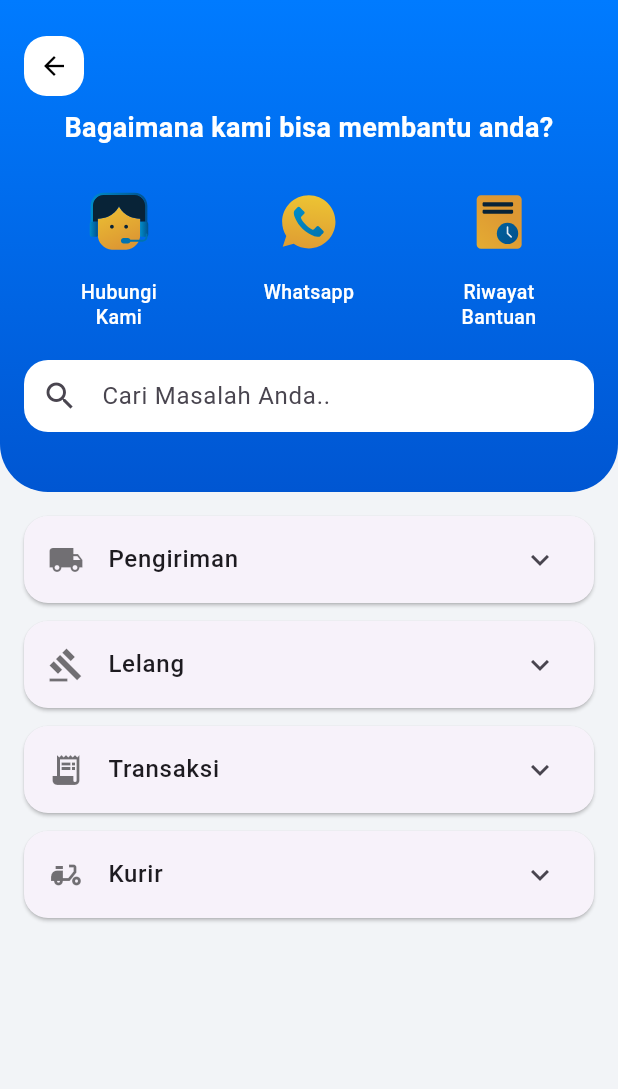
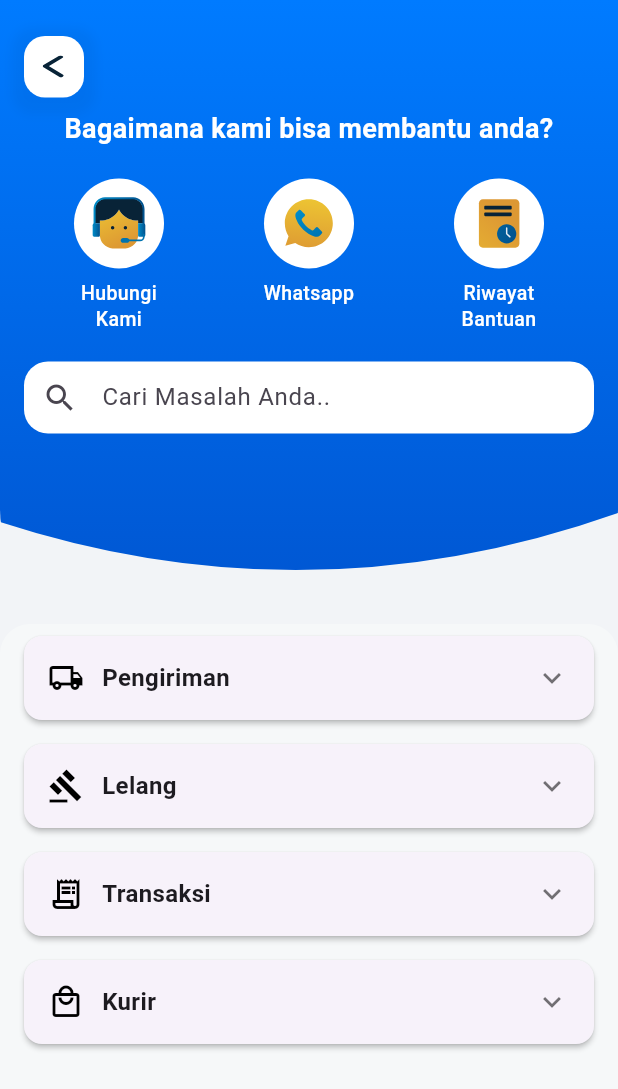
Before and after one commit to brnestrousb/ECargo, a Flutter app: the screen it shows after launch, on a phone screen of 412 x 824 dp. Shown: the top 1089 px of the screen. Run offline on Flutter 3.47's test engine with Material 3 defaults, Android fonts, the phone set to English and light mode, and no system bars; our stand-ins replace flutter_svg.

Commit message:
Penambahan Dropdown Help List

```diff
--- /dev/null
+++ b/lib/features/help/clippers/header_curve_clipper.dart
@@ -0,0 +1,21 @@
+import 'package:flutter/material.dart';
+
+class HeaderCurveClipper extends CustomClipper<Path> {
+  @override
+  Path getClip(Size size) {
+    final path = Path();
+    path.lineTo(0, size.height - 52);
+
+    path.quadraticBezierTo(
+      size.width /2, size.height + 15,
+      size.width, size.height - 58,
+    );
+
+    path.lineTo(size.width, 0);
+    path.close();
+    return path;
+  }
+
+  @override
+  bool shouldReclip(CustomClipper<Path> oldClipper) => false;
+}
--- a/lib/features/help/pages/help_home_page.dart
+++ b/lib/features/help/pages/help_home_page.dart
@@ -1,19 +1,69 @@
+import 'package:ecargo_support/features/help/clippers/header_curve_clipper.dart';
 import 'package:flutter/material.dart';
+import 'package:flutter_svg/flutter_svg.dart';
 import '../widgets/contact_option.dart';
 import '../widgets/help_category_card.dart';
 
 class HelpHomePage extends StatelessWidget {
-  const HelpHomePage({super.key});
+  const HelpHomePage({super.key, this.onTap});
+  final VoidCallback? onTap;
 
   @override
   Widget build(BuildContext context) {
+    final List<HelpCategoryCard> helpCategories = [
+      HelpCategoryCard(
+        icon: Icons.local_shipping_outlined,
+        title: 'Pengiriman',
+        question: [
+          'Bagaimana cara melacak status pengiriman saya?',
+          'Berapa lama estimasi waktu pengiriman?',
+          'Bagaimana jika barang saya belum sampai padahal status sudah terkirim?',
+          'Apakah saya bisa mengganti alamat pengiriman setelah pembayaran?',
+          'Apa yang terjadi jika kurir tidak menemukan alamat saya?',
+          'Apakah saya bisa memilih kurir sendiri?',
+          'Bagaimana cara mengklaim barang yang rusak saat diterima?',
+        ],
+      ),
+      HelpCategoryCard(
+        icon: Icons.gavel_outlined,
+        title: 'Lelang',
+        question: [
+          'Bagaimana cara mengikuti lelang?',
+          'Apakah ada deposit untuk lelang?',
+          'Bagaimana jika saya memenangkan lelang?',
+        ],
+      ),
+      HelpCategoryCard(
+        icon: Icons.receipt_long_outlined,
+        title: 'Transaksi',
+        question: [
+          'Bagaimana cara melihat riwayat transaksi?',
+          'Apa yang harus dilakukan jika pembayaran gagal?',
+        ],
+      ),
+      HelpCategoryCard(
+        icon: Icons.local_mall_outlined,
+        title: 'Kurir',
+        question: [
+          'Kurir mana saja yang tersedia?',
+          'Bagaimana cara menghubungi kurir?',
+        ],
+      ),
+    ];
     return Scaffold(
       backgroundColor: const Color(0xFFF2F4F7),
       body: SafeArea(
         child: Column(
           children: [
-            // Bagian Header
-            Container(
+            ClipPath(
+              clipper: HeaderCurveClipper(),
+              child: Container(
+                width: double.infinity,
+                height: 400,
+                padding: const EdgeInsets.symmetric(
+                  horizontal: 16,
+                  vertical: 24,
+                ),
                 decoration: const BoxDecoration(
                   gradient: LinearGradient(
                     colors: [Color(0xFF007BFF), Color(0xFF0056D2)],
@@ -21,10 +71,9 @@ class HelpHomePage extends StatelessWidget {
                     end: Alignment.bottomCenter,
                   ),
                   borderRadius: BorderRadius.vertical(
-                  bottom: Radius.circular(32),
+                    bottom: Radius.circular(60),
                   ),
                 ),
-              padding: const EdgeInsets.symmetric(horizontal: 16, vertical: 24),
                 child: Column(
                   crossAxisAlignment: CrossAxisAlignment.center,
                   children: [
@@ -34,20 +83,29 @@ class HelpHomePage extends StatelessWidget {
                         onTap: () => Navigator.pop(context),
                         child: Container(
                           width: 40,
-                          height: 40,
-                          decoration:BoxDecoration(
+                          height: 41,
+                          decoration: BoxDecoration(
                             color: Colors.white,
-                            borderRadius: BorderRadius.circular(15),
+                            boxShadow: [
+                              BoxShadow(
+                                color: Colors.black.withAlpha(10),
+                                spreadRadius: 8,
+                                blurRadius: 5,
+                                offset: Offset(0, 3),
                               ),
-                          child: const Center(
-                            child: Icon(
-                              Icons.arrow_back,
-                              color: Colors.black,
-                              size: 20,
+                            ],
+                            borderRadius: BorderRadius.circular(14),
+                          ),
+                          child: Center(
+                            child: SvgPicture.asset(
+                              'assets/icons/arrow_back.svg',
+                              width: 15,
+                              height: 15,
+                              fit: BoxFit.fill,
                             ),
                           ),
                         ),
-                    )
+                      ),
                     ),
                     const SizedBox(height: 8),
                     const Text(
@@ -66,17 +124,17 @@ class HelpHomePage extends StatelessWidget {
                         ContactOption(
                           iconPath: 'assets/icons/call.svg',
                           label: 'Hubungi\nKami',
-                        onTap: (){},
+                          // onTap: () {},
                         ),
                         ContactOption(
                           iconPath: 'assets/icons/whatsapp.svg',
                           label: 'Whatsapp',
-                        onTap: (){},
+                          // onTap: () {},
                         ),
                         ContactOption(
                           iconPath: 'assets/icons/history.svg',
                           label: 'Riwayat\nBantuan',
-                        onTap: () {},
+                          // onTap: () {},
                         ),
                       ],
                     ),
@@ -98,52 +156,25 @@ class HelpHomePage extends StatelessWidget {
                   ],
                 ),
               ),
-
-            // Bagian Konten Scrollable
+            ),
             const SizedBox(height: 16),
             Expanded(
-              child: SingleChildScrollView(
+              child: Container(
                 padding: const EdgeInsets.symmetric(horizontal: 16),
-                child: Column(
-                  children: const [
-                    HelpCategoryCard(
-                      icon: Icons.local_shipping,
-                      title: 'Pengiriman',
-                      question: [
-                        'Bagaimana cara melacak status pengiriman saya?',
-                        'Bagaimana estimasi waktu pengiriman?',
-                        'Apakah bisa mengganti alamat pengiriman setelah transaksi?',
-                      ],
+                decoration: BoxDecoration(
+                  color: const Color(0xFFF6F8F9),
+                  borderRadius: BorderRadius.circular(20),
                 ),
-                    HelpCategoryCard(
-                      icon: Icons.gavel,
-                      title: 'Lelang',
-                      question: [
-                        'Bagaimana cara mengikuti lelang?',
-                        'Apa saja syarat mengikuti lelang?',
-                        'Apakah lelang bersifat real-time?',
-                      ],
-                    ),
-                    HelpCategoryCard(
-                      icon: Icons.receipt_long,
-                      title: 'Transaksi',
-                      question: [
-                        'Bagaimana cara melihat riwayat transaksi?',
-                        'Apakah saya bisa membatalkan transaksi?',
-                        'Bagaimana jika pembayaran gagal?',
-                      ],
-                    ),
-                    HelpCategoryCard(
-                      icon: Icons.delivery_dining,
-                      title: 'Kurir',
-                      question: [
-                        'Bagaimana memilih kurir saat checkout?',
-                        'Kurir tidak datang, apa yang harus saya lakukan?',
-                        'Apakah bisa menjadwalkan ulang pengiriman?',
-                      ],
-                    ),
-                    SizedBox(height: 16), // spacing bawah
-                  ],
+                child: ListView.builder(
+                  itemCount: helpCategories.length,
+                  itemBuilder: (context, index) {
+                    final category = helpCategories[index];
+                    return HelpCategoryCard(
+                      icon: category.icon,
+                      title: category.title,
+                      question: category.question,
+                    );
+                  },
                 ),
               ),
             ),
--- a/lib/features/help/widgets/contact_option.dart
+++ b/lib/features/help/widgets/contact_option.dart
@@ -4,13 +4,11 @@ import 'package:flutter_svg/flutter_svg.dart';
 class ContactOption extends StatelessWidget {
   final String iconPath;
   final String label;
-  final VoidCallback? onTap;
 
   const ContactOption({
     super.key,
     required this.iconPath,
     required this.label,
-    this.onTap,
   });
 
   String _normalizeLabel(String label) {
@@ -25,7 +23,7 @@ class ContactOption extends StatelessWidget {
   Widget build(BuildContext context) {
     return Expanded(
       child: GestureDetector(
-        onTap: onTap,
+        onTap: () => Navigator.pop(context),
         child: Column(
           mainAxisSize: MainAxisSize.max,
           children: [
@@ -36,12 +34,12 @@ class ContactOption extends StatelessWidget {
               alignment: Alignment.center,
               decoration: const BoxDecoration(
                 shape: BoxShape.circle,
-                color: Colors.transparent, // invisible background
+                color: Colors.white, // invisible background
               ),
               child: SvgPicture.asset(
                 iconPath,
-                width: 40,
-                height: 40,
+                width: 36,
+                height: 36,
                 fit: BoxFit.cover,
               ),
             ),
--- a/lib/features/help/widgets/help_category_card.dart
+++ b/lib/features/help/widgets/help_category_card.dart
@@ -1,19 +1,94 @@
 import 'package:flutter/material.dart';
 
-class HelpCategoryCard extends StatelessWidget {
-  const HelpCategoryCard({super.key, required this.icon, required this.title, required List question});
+class HelpCategoryCard extends StatefulWidget {
+  const HelpCategoryCard({
+    super.key,
+    required this.icon,
+    required this.title,
+    required this.question,
+  });
   final IconData icon;
   final String title;
+  final List<String> question;
+
+  @override
+  State<HelpCategoryCard> createState() => _HelpCategoryCardState();
+}
+
+class _HelpCategoryCardState extends State<HelpCategoryCard> {
+  bool isExpanded = false;
 
   @override
   Widget build(BuildContext context) {
     return Card(
-      margin: const EdgeInsets.only(bottom: 12),
-      shape: RoundedRectangleBorder(borderRadius: BorderRadius.circular(16)),
-      child: ExpansionTile(
-        leading: Icon(icon, color: Colors.black54),
-        title: Text(title, style: const TextStyle(fontWeight: FontWeight.w500)),
-        children: [],
+      margin: const EdgeInsets.symmetric(vertical: 8),
+      shape: RoundedRectangleBorder(borderRadius: BorderRadius.circular(12)),
+      elevation: 1.5,
+      child: InkWell(
+        onTap: () {
+          setState(() {
+            isExpanded = !isExpanded;
+          });
+        },
+        child: AnimatedSize(
+          duration: const Duration(milliseconds: 250),
+          curve: Curves.easeInOut,
+          child: Padding(
+          padding: const EdgeInsets.all(16),
+          child: Column(
+            crossAxisAlignment: CrossAxisAlignment.start,
+            children: [
+              Row(
+                children: [
+                  Icon(widget.icon, color: Colors.black),
+                  const SizedBox(width: 12),
+                  Expanded(
+                    child: Text(
+                      widget.title,
+                      style: const TextStyle(
+                        fontSize: 16,
+                        fontWeight: FontWeight.bold,
+                      ),
+                    ),
+                  ),
+                  Icon(
+                    isExpanded
+                        ? Icons.keyboard_arrow_up
+                        : Icons.keyboard_arrow_down,
+                        color: Colors.black54,
+                  ),
+                ],
+              ),
+              if (isExpanded)
+                  const SizedBox(height: 12),
+                if (isExpanded)
+                  Column(
+                    children: widget.question.map((q) {
+                      return Column(
+                        children: [
+                          const Divider(),
+                          ListTile(
+                            dense: true,
+                            title: Text(
+                              q,
+                              style: const TextStyle(fontSize: 14),
+                            ),
+                            trailing: const Icon(
+                              Icons.chevron_right,
+                              size: 18,
+                            ),
+                            onTap: () {
+                              // TODO: handle klik pertanyaan
+                            },
+                          ),
+                        ],
+                      );
+                    }).toList(),
+                  ),
+              ],
+            ),
+          ),
+        ),
       ),
     );
   }
--- a/pubspec.yaml
+++ b/pubspec.yaml
@@ -12,6 +12,7 @@ dependencies:
   flutter_svg: ^2.2.0
   google_fonts: ^6.2.1
   provider: ^6.1.5
+  flutter_custom_clippers: ^2.1.0
 
 dev_dependencies:
   flutter_test:
@@ -26,6 +27,7 @@ flutter:
     - assets/icons/call.svg
     - assets/icons/whatsapp.svg
     - assets/icons/history.svg
+    - assets/icons/arrow_back.svg
 
   # An image asset can refer to one or more resolution-specific "variants", see
   # https://flutter.dev/to/resolution-aware-images
```
Also changed, not shown: pubspec.lock. Lines whose indentation alone changed are shown as unchanged.
